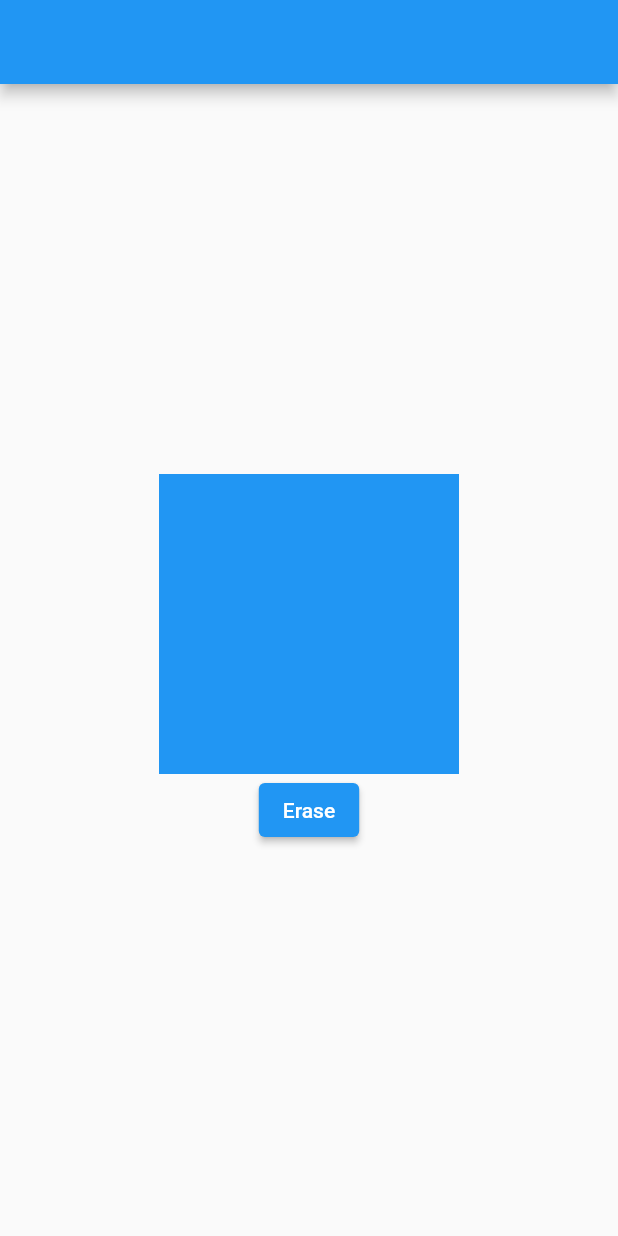
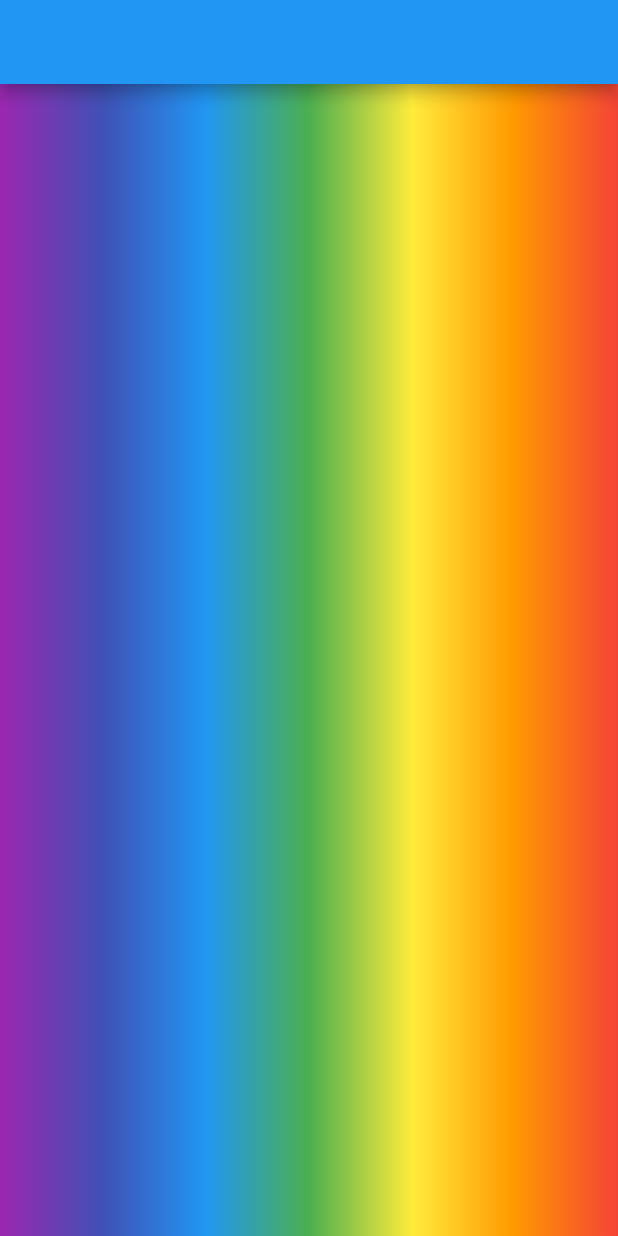
Before and after one commit to yasin9064/flutter_widgets_leftover_and_api, a Flutter app: the screen it shows after launch, on a phone screen of 412 x 824 dp. Run offline on Flutter 3.47's test engine with Material 2 defaults, Android fonts, the phone set to English and light mode, and no system bars.

Commit message:
Learn about gradient color

```diff
--- a/lib/Practice.dart
+++ b/lib/Practice.dart
@@ -12,27 +12,22 @@ class _PracticeState extends State<Practice> {
   Widget build(BuildContext context) {
     return Scaffold(
         appBar: AppBar(),
-        body: Center(
-          child: Column(mainAxisAlignment: MainAxisAlignment.center, children: [
-            AnimatedOpacity(
-              opacity: myOpacity,
-              duration: Duration(seconds: 1),
-              child: Container(color: Colors.blue, width: 200, height: 200),
-            ),
-            ElevatedButton(
-                onPressed: () {
-                  setState(() {
-                    if (isVisible) {
-                      myOpacity = 0.0;
-                      isVisible = false;
-                    } else {
-                      myOpacity = 1.0;
-                      isVisible = true;
-                    }
-                  });
-                },
-                child: Text('Erase'))
-          ]),
-        ));
+        body: Container(
+          decoration: BoxDecoration(
+            gradient: LinearGradient(
+              colors: [
+                Colors.purple,
+                Colors.indigo,
+                Colors.blue,
+                Colors.green,
+                Colors.yellow,
+                Colors.orange,
+                Colors.red
+
+              ]
+            )
+          ),
+        )
+        );
   }
 }
```
